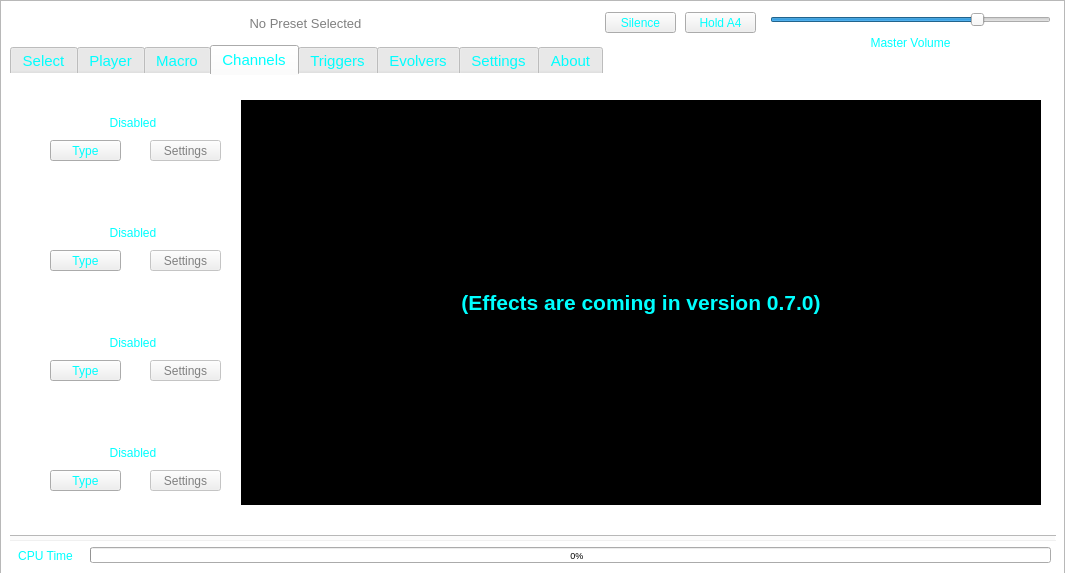
TheDaemoness/Soundbench, file ui/sbmain/soundbenchmain.ui: the form before one commit.
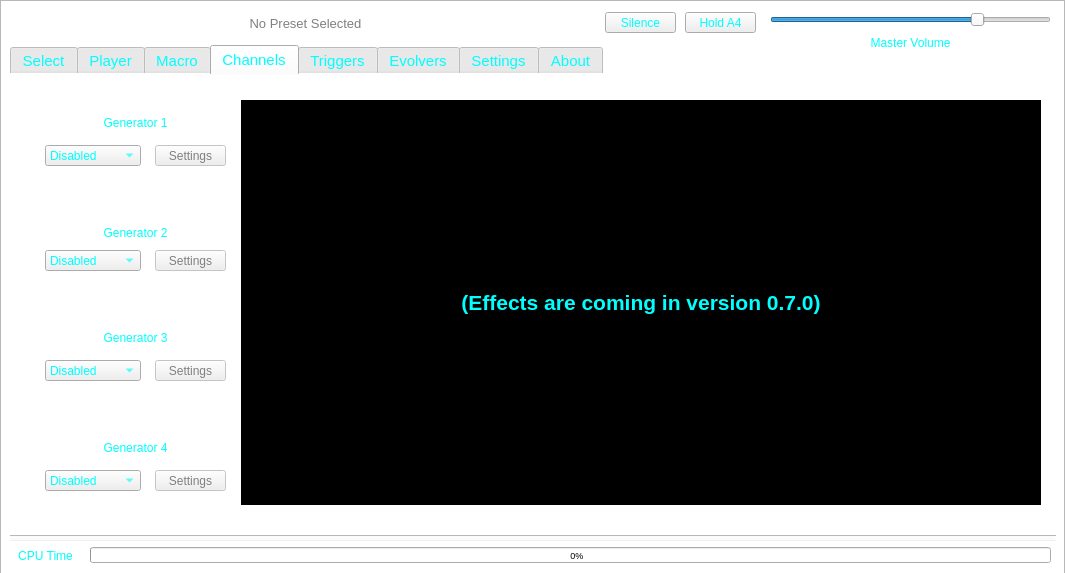
The form after the commit. Icons and pictures are not drawn.

Commit message: Refined the Channels interface. Users can now change each generator's type through a combo box. Each generator's channel is now explicitly marked. Removed the old generator type dialog completely.

```diff
--- a/ui/sbmain/soundbenchmain.ui
+++ b/ui/sbmain/soundbenchmain.ui
@@ -882,66 +882,14 @@
 }</string>
       </property>
      </widget>
-     <widget class="QLabel" name="gener1Label">
-      <property name="geometry">
-       <rect>
-        <x>25</x>
-        <y>35</y>
-        <width>196</width>
-        <height>25</height>
-       </rect>
-      </property>
-      <property name="font">
-       <font>
-        <family>Ubuntu</family>
-       </font>
-      </property>
-      <property name="toolTip">
-       <string>Channel 1's generator.</string>
-      </property>
-      <property name="styleSheet">
-       <string notr="true"/>
-      </property>
-      <property name="text">
-       <string>Disabled</string>
-      </property>
-      <property name="alignment">
-       <set>Qt::AlignCenter</set>
-      </property>
-     </widget>
-     <widget class="QPushButton" name="gen1TypeButton">
-      <property name="geometry">
-       <rect>
-        <x>40</x>
-        <y>65</y>
-        <width>71</width>
-        <height>21</height>
-       </rect>
-      </property>
-      <property name="font">
-       <font>
-        <family>Ubuntu</family>
-       </font>
-      </property>
-      <property name="toolTip">
-       <string>&lt;!DOCTYPE HTML PUBLIC &quot;-//W3C//DTD HTML 4.0//EN&quot; &quot;http://www.w3.org/TR/REC-html40/strict.dtd&quot;&gt;
-&lt;html&gt;&lt;head&gt;&lt;meta name=&quot;qrichtext&quot; content=&quot;1&quot; /&gt;&lt;style type=&quot;text/css&quot;&gt;
-p, li { white-space: pre-wrap; }
-&lt;/style&gt;&lt;/head&gt;&lt;body style=&quot; font-family:'Ubuntu'; font-size:11pt; font-weight:400; font-style:normal;&quot;&gt;
-&lt;p style=&quot; margin-top:0px; margin-bottom:0px; margin-left:0px; margin-right:0px; -qt-block-indent:0; text-indent:0px;&quot;&gt;Change this generator's type.&lt;/p&gt;&lt;/body&gt;&lt;/html&gt;</string>
-      </property>
-      <property name="text">
-       <string>Type</string>
-      </property>
-     </widget>
      <widget class="QPushButton" name="gen1SettButton">
       <property name="enabled">
        <bool>false</bool>
       </property>
       <property name="geometry">
        <rect>
-        <x>140</x>
-        <y>65</y>
+        <x>145</x>
+        <y>70</y>
         <width>71</width>
         <height>21</height>
        </rect>
@@ -958,65 +906,13 @@
        <string>Settings</string>
       </property>
      </widget>
-     <widget class="QLabel" name="gener2Label">
-      <property name="geometry">
-       <rect>
-        <x>25</x>
-        <y>145</y>
-        <width>196</width>
-        <height>25</height>
-       </rect>
-      </property>
-      <property name="font">
-       <font>
-        <family>Ubuntu</family>
-       </font>
-      </property>
-      <property name="toolTip">
-       <string>Channel 2's generator.</string>
-      </property>
-      <property name="styleSheet">
-       <string notr="true"/>
-      </property>
-      <property name="text">
-       <string>Disabled</string>
-      </property>
-      <property name="alignment">
-       <set>Qt::AlignCenter</set>
-      </property>
-     </widget>
-     <widget class="QPushButton" name="gen2TypeButton">
-      <property name="geometry">
-       <rect>
-        <x>40</x>
-        <y>175</y>
-        <width>71</width>
-        <height>21</height>
-       </rect>
-      </property>
-      <property name="font">
-       <font>
-        <family>Ubuntu</family>
-       </font>
-      </property>
-      <property name="toolTip">
-       <string>&lt;!DOCTYPE HTML PUBLIC &quot;-//W3C//DTD HTML 4.0//EN&quot; &quot;http://www.w3.org/TR/REC-html40/strict.dtd&quot;&gt;
-&lt;html&gt;&lt;head&gt;&lt;meta name=&quot;qrichtext&quot; content=&quot;1&quot; /&gt;&lt;style type=&quot;text/css&quot;&gt;
-p, li { white-space: pre-wrap; }
-&lt;/style&gt;&lt;/head&gt;&lt;body style=&quot; font-family:'Ubuntu'; font-size:11pt; font-weight:400; font-style:normal;&quot;&gt;
-&lt;p style=&quot; margin-top:0px; margin-bottom:0px; margin-left:0px; margin-right:0px; -qt-block-indent:0; text-indent:0px;&quot;&gt;Change this generator's type.&lt;/p&gt;&lt;/body&gt;&lt;/html&gt;</string>
-      </property>
-      <property name="text">
-       <string>Type</string>
-      </property>
-     </widget>
      <widget class="QPushButton" name="gen2SettButton">
       <property name="enabled">
        <bool>false</bool>
       </property>
       <property name="geometry">
        <rect>
-        <x>140</x>
+        <x>145</x>
         <y>175</y>
         <width>71</width>
         <height>21</height>
@@ -1034,38 +930,13 @@
        <string>Settings</string>
       </property>
      </widget>
-     <widget class="QPushButton" name="gen3TypeButton">
-      <property name="geometry">
-       <rect>
-        <x>40</x>
-        <y>285</y>
-        <width>71</width>
-        <height>21</height>
-       </rect>
-      </property>
-      <property name="font">
-       <font>
-        <family>Ubuntu</family>
-       </font>
-      </property>
-      <property name="toolTip">
-       <string>&lt;!DOCTYPE HTML PUBLIC &quot;-//W3C//DTD HTML 4.0//EN&quot; &quot;http://www.w3.org/TR/REC-html40/strict.dtd&quot;&gt;
-&lt;html&gt;&lt;head&gt;&lt;meta name=&quot;qrichtext&quot; content=&quot;1&quot; /&gt;&lt;style type=&quot;text/css&quot;&gt;
-p, li { white-space: pre-wrap; }
-&lt;/style&gt;&lt;/head&gt;&lt;body style=&quot; font-family:'Ubuntu'; font-size:11pt; font-weight:400; font-style:normal;&quot;&gt;
-&lt;p style=&quot; margin-top:0px; margin-bottom:0px; margin-left:0px; margin-right:0px; -qt-block-indent:0; text-indent:0px;&quot;&gt;Change this generator's type.&lt;/p&gt;&lt;/body&gt;&lt;/html&gt;</string>
-      </property>
-      <property name="text">
-       <string>Type</string>
-      </property>
-     </widget>
      <widget class="QPushButton" name="gen3SettButton">
       <property name="enabled">
        <bool>false</bool>
       </property>
       <property name="geometry">
        <rect>
-        <x>140</x>
+        <x>145</x>
         <y>285</y>
         <width>71</width>
         <height>21</height>
@@ -1083,92 +954,13 @@
        <string>Settings</string>
       </property>
      </widget>
-     <widget class="QLabel" name="gener3Label">
-      <property name="geometry">
-       <rect>
-        <x>25</x>
-        <y>255</y>
-        <width>196</width>
-        <height>25</height>
-       </rect>
-      </property>
-      <property name="font">
-       <font>
-        <family>Ubuntu</family>
-       </font>
-      </property>
-      <property name="toolTip">
-       <string>Channel 3's generator.</string>
-      </property>
-      <property name="styleSheet">
-       <string notr="true"/>
-      </property>
-      <property name="text">
-       <string>Disabled</string>
-      </property>
-      <property name="alignment">
-       <set>Qt::AlignCenter</set>
-      </property>
-     </widget>
-     <widget class="QLabel" name="gener4Label">
-      <property name="geometry">
-       <rect>
-        <x>25</x>
-        <y>365</y>
-        <width>196</width>
-        <height>25</height>
-       </rect>
-      </property>
-      <property name="font">
-       <font>
-        <family>Ubuntu</family>
-       </font>
-      </property>
-      <property name="toolTip">
-       <string>Channel 4's generator.</string>
-      </property>
-      <property name="styleSheet">
-       <string notr="true"/>
-      </property>
-      <property name="text">
-       <string>Disabled</string>
-      </property>
-      <property name="alignment">
-       <set>Qt::AlignCenter</set>
-      </property>
-     </widget>
-     <widget class="QPushButton" name="gen4TypeButton">
-      <property name="geometry">
-       <rect>
-        <x>40</x>
-        <y>395</y>
-        <width>71</width>
-        <height>21</height>
-       </rect>
-      </property>
-      <property name="font">
-       <font>
-        <family>Ubuntu</family>
-       </font>
-      </property>
-      <property name="toolTip">
-       <string>&lt;!DOCTYPE HTML PUBLIC &quot;-//W3C//DTD HTML 4.0//EN&quot; &quot;http://www.w3.org/TR/REC-html40/strict.dtd&quot;&gt;
-&lt;html&gt;&lt;head&gt;&lt;meta name=&quot;qrichtext&quot; content=&quot;1&quot; /&gt;&lt;style type=&quot;text/css&quot;&gt;
-p, li { white-space: pre-wrap; }
-&lt;/style&gt;&lt;/head&gt;&lt;body style=&quot; font-family:'Ubuntu'; font-size:11pt; font-weight:400; font-style:normal;&quot;&gt;
-&lt;p style=&quot; margin-top:0px; margin-bottom:0px; margin-left:0px; margin-right:0px; -qt-block-indent:0; text-indent:0px;&quot;&gt;Change this generator's type.&lt;/p&gt;&lt;/body&gt;&lt;/html&gt;</string>
-      </property>
-      <property name="text">
-       <string>Type</string>
-      </property>
-     </widget>
      <widget class="QPushButton" name="gen4SettButton">
       <property name="enabled">
        <bool>false</bool>
       </property>
       <property name="geometry">
        <rect>
-        <x>140</x>
+        <x>145</x>
         <y>395</y>
         <width>71</width>
         <height>21</height>
@@ -1225,6 +1017,150 @@
        <set>Qt::AlignCenter</set>
       </property>
      </widget>
+     <widget class="QComboBox" name="gener1TypeBox">
+      <property name="geometry">
+       <rect>
+        <x>35</x>
+        <y>70</y>
+        <width>96</width>
+        <height>21</height>
+       </rect>
+      </property>
+      <item>
+       <property name="text">
+        <string>Disabled</string>
+       </property>
+      </item>
+      <item>
+       <property name="text">
+        <string>Basic</string>
+       </property>
+      </item>
+     </widget>
+     <widget class="QComboBox" name="gener2TypeBox">
+      <property name="geometry">
+       <rect>
+        <x>35</x>
+        <y>175</y>
+        <width>96</width>
+        <height>21</height>
+       </rect>
+      </property>
+      <item>
+       <property name="text">
+        <string>Disabled</string>
+       </property>
+      </item>
+      <item>
+       <property name="text">
+        <string>Basic</string>
+       </property>
+      </item>
+     </widget>
+     <widget class="QComboBox" name="gener3TypeBox">
+      <property name="geometry">
+       <rect>
+        <x>35</x>
+        <y>285</y>
+        <width>96</width>
+        <height>21</height>
+       </rect>
+      </property>
+      <item>
+       <property name="text">
+        <string>Disabled</string>
+       </property>
+      </item>
+      <item>
+       <property name="text">
+        <string>Basic</string>
+       </property>
+      </item>
+     </widget>
+     <widget class="QComboBox" name="gener4TypeBox">
+      <property name="geometry">
+       <rect>
+        <x>35</x>
+        <y>395</y>
+        <width>96</width>
+        <height>21</height>
+       </rect>
+      </property>
+      <item>
+       <property name="text">
+        <string>Disabled</string>
+       </property>
+      </item>
+      <item>
+       <property name="text">
+        <string>Basic</string>
+       </property>
+      </item>
+     </widget>
+     <widget class="QLabel" name="gener1Label">
+      <property name="geometry">
+       <rect>
+        <x>25</x>
+        <y>40</y>
+        <width>201</width>
+        <height>16</height>
+       </rect>
+      </property>
+      <property name="text">
+       <string>Generator 1</string>
+      </property>
+      <property name="alignment">
+       <set>Qt::AlignCenter</set>
+      </property>
+     </widget>
+     <widget class="QLabel" name="gener2Label">
+      <property name="geometry">
+       <rect>
+        <x>25</x>
+        <y>150</y>
+        <width>201</width>
+        <height>16</height>
+       </rect>
+      </property>
+      <property name="text">
+       <string>Generator 2</string>
+      </property>
+      <property name="alignment">
+       <set>Qt::AlignCenter</set>
+      </property>
+     </widget>
+     <widget class="QLabel" name="gener3Label">
+      <property name="geometry">
+       <rect>
+        <x>25</x>
+        <y>255</y>
+        <width>201</width>
+        <height>16</height>
+       </rect>
+      </property>
+      <property name="text">
+       <string>Generator 3</string>
+      </property>
+      <property name="alignment">
+       <set>Qt::AlignCenter</set>
+      </property>
+     </widget>
+     <widget class="QLabel" name="gener4Label">
+      <property name="geometry">
+       <rect>
+        <x>25</x>
+        <y>365</y>
+        <width>201</width>
+        <height>16</height>
+       </rect>
+      </property>
+      <property name="text">
+       <string>Generator 4</string>
+      </property>
+      <property name="alignment">
+       <set>Qt::AlignCenter</set>
+      </property>
+     </widget>
     </widget>
     <widget class="QWidget" name="tabTriggers">
      <attribute name="title">
```
Left out of the diff: 22 changed lines with no effect on the pictures. The commit also changes 8 other files.
